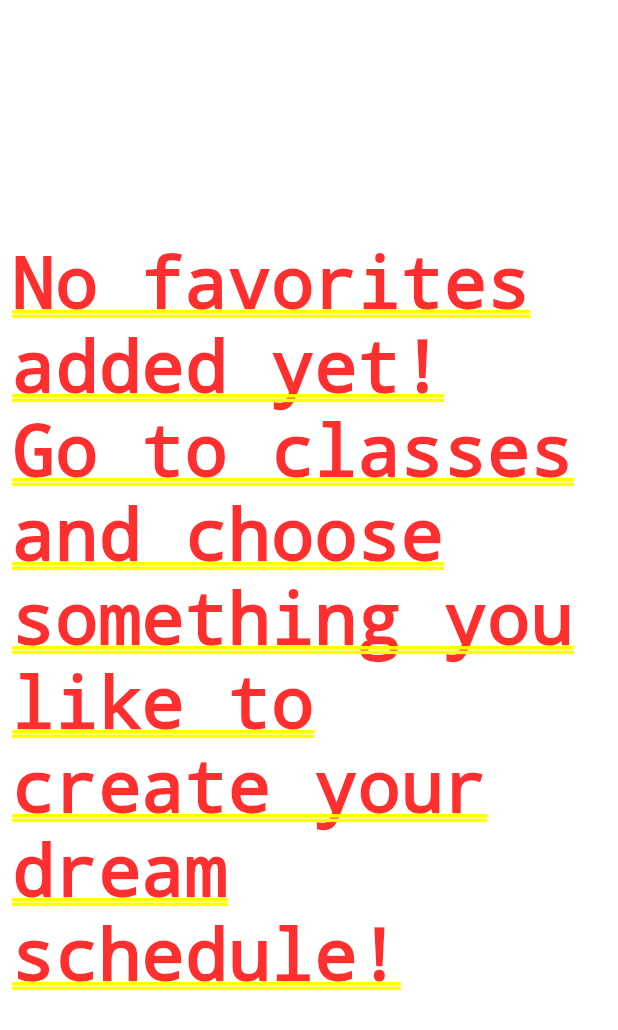
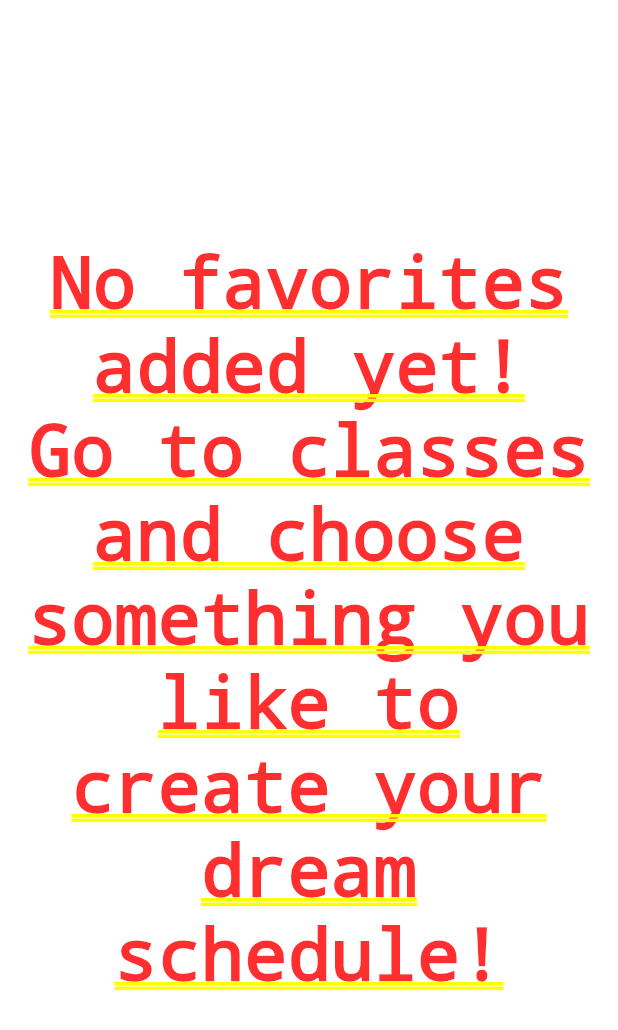
Before and after one commit to Chmielutek/cdt2022, a Flutter app: the FavoritesScreen screen opened directly, on a phone screen of 412 x 824 dp. Shown: the top 1030 px of the screen. Run offline on Flutter 3.47's test engine with Material 2 defaults, Android fonts, the phone set to English and light mode, and no system bars; our stand-ins replace sqflite, timeline_tile; missing offline and left inert: maps_launcher; accounts and stored records are empty; generated files the repository leaves out were written again.

Commit message:
favorites persistence fix

```diff
--- a/lib/models/favorites.dart
+++ b/lib/models/favorites.dart
@@ -40,12 +40,14 @@ class Favorites with ChangeNotifier {
     notifyListeners();
     DBHelper.insert('user_favorites', {
       'dance_class_id': danceClassId,
+      'classes_block_id': classBlockId,
       'is_favorite': isFavorite
     });
   }
 
   Future<void> fetchAndSetFavorites() async {
     final dataList = await DBHelper.getData('user_favorites');
+    print('dbResponse on getdata: $dataList');
     _favorites = dataList.map(
             (item) => Favorite(
                 danceClassId: item['dance_class_id'],
@@ -72,6 +74,7 @@ class Favorites with ChangeNotifier {
           _favorites.removeAt(indexOfFavorite);
           DBHelper.insert('user_favorites', {
             'dance_class_id': danceClassId,
+            'classes_block_id': classBlockId,
             'is_favorite': isFavorite
           });
         }
--- a/lib/screens/favorites_screen.dart
+++ b/lib/screens/favorites_screen.dart
@@ -29,7 +29,7 @@ class FavoritesScreen extends StatelessWidget {
       builder: (ctx, snapshot) => snapshot.connectionState == ConnectionState.waiting ?
       const Center(child: CircularProgressIndicator()) :
       Consumer<Favorites>(
-          child: NoFavoritesFound(),
+          child: const NoFavoritesFound(),
           builder: (ctx, favorites, ch) => favorites.items.where((fav) => fav.isFavorite == true).toList().isEmpty ?
               ch! :
               DefaultTabController(
@@ -96,6 +96,9 @@ class FavoriteSchedule extends StatelessWidget {
 }
 
 class NoFavoritesFound extends StatelessWidget {
+
+  const NoFavoritesFound();
+
   @override
   Widget build(BuildContext context) {
     return Padding(
@@ -104,8 +107,14 @@ class NoFavoritesFound extends StatelessWidget {
         child: Column(
           mainAxisAlignment: MainAxisAlignment.center,
           children: [
-            Text(AppLocalizations.of(context)?.nofavsheader as String),
-            Text(AppLocalizations.of(context)?.nofavsbody as String, softWrap: true,)
+            Text(
+              AppLocalizations.of(context)?.nofavsheader as String,
+              textAlign: TextAlign.center,
+            ),
+            Text(
+              AppLocalizations.of(context)?.nofavsbody as String, softWrap: true,
+              textAlign: TextAlign.center,
+            )
           ],
         )
         ),
--- a/lib/screens/splash_screen.dart
+++ b/lib/screens/splash_screen.dart
@@ -33,7 +33,9 @@ class SplashScreen extends StatelessWidget {
               child: Column(
                 crossAxisAlignment: CrossAxisAlignment.end,
                 children: [
-                  Text(quote, style: TextStyle(
+                  Text(quote,
+                    textAlign: TextAlign.right,
+                    style: TextStyle(
                     fontSize: 24,
                     fontStyle: FontStyle.italic
                   ),),
```
Also changed, not shown: lib/widgets/class_block_expansion.dart (+16 -4 lines).
